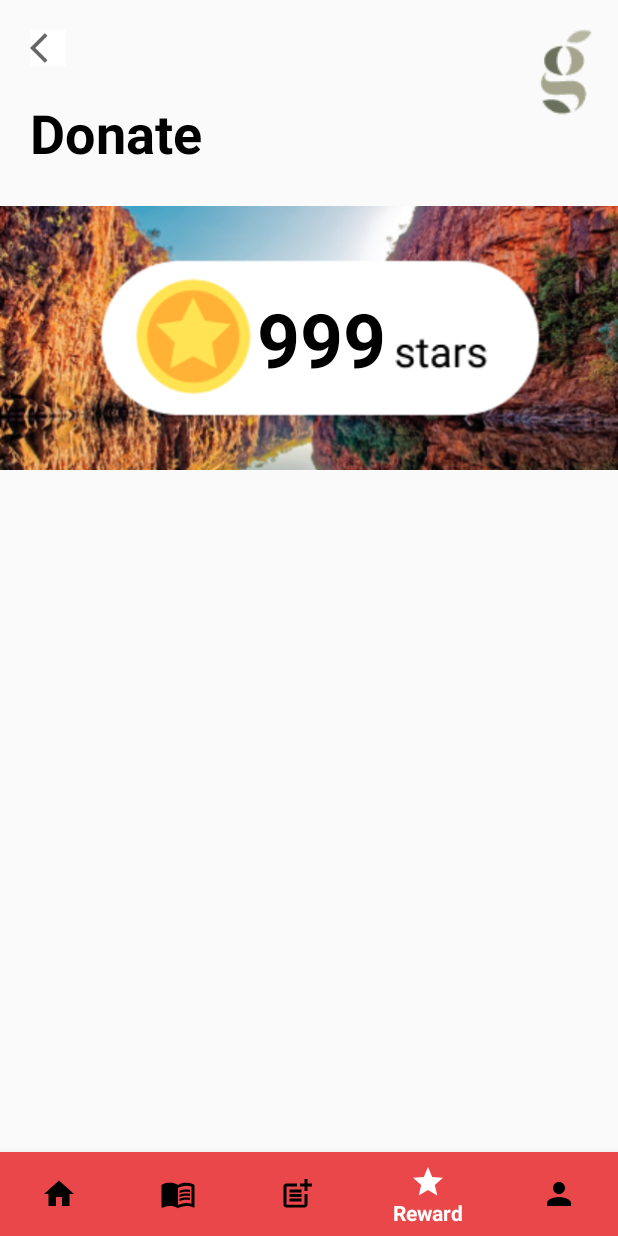
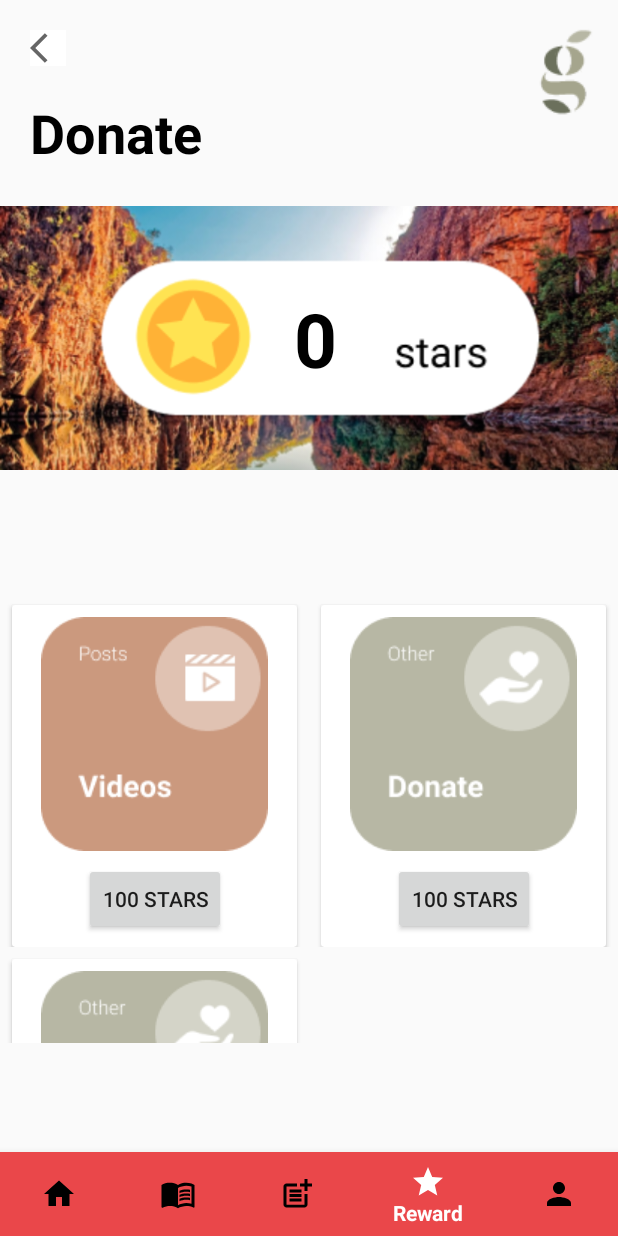
Before and after one commit to johnnyqian99/INFS3605_Group_Assignment, an Android app: the RewardActivity screen opened directly, with no data from a screen before it, on a phone screen of 412 x 824 dp. Run offline under Robolectric (Android 15) with nearby library versions, the phone set to English and light mode, and no system bars; our stand-ins replace Firebase (no records; nobody signed in at launch, a user with empty details on screens opened directly).

Commit message:
Point System

```diff
--- a/app/src/main/java/com/example/infs3605_group_assignment/MainActivity.java
+++ b/app/src/main/java/com/example/infs3605_group_assignment/MainActivity.java
@@ -8,16 +8,25 @@ import android.os.Bundle;
 import android.view.MenuItem;
 import android.view.View;
 import android.widget.ImageButton;
+import android.widget.TextView;
 
 import com.example.infs3605_group_assignment.Image.MyImages;
 import com.example.infs3605_group_assignment.News.NewsActivity;
 import com.example.infs3605_group_assignment.Text.MyTexts;
 import com.example.infs3605_group_assignment.Video.MyVideos;
 import com.google.android.material.bottomnavigation.BottomNavigationView;
+import com.google.firebase.auth.FirebaseAuth;
+import com.google.firebase.auth.FirebaseUser;
+import com.google.firebase.database.DataSnapshot;
+import com.google.firebase.database.DatabaseError;
+import com.google.firebase.database.DatabaseReference;
+import com.google.firebase.database.FirebaseDatabase;
+import com.google.firebase.database.ValueEventListener;
 
 public class MainActivity extends AppCompatActivity {
 
     // Declare variables
+    private TextView mWelcome;
     private ImageButton mProfile;
     private ImageButton mOpinion;
     private ImageButton mPhoto;
@@ -35,6 +44,7 @@ public class MainActivity extends AppCompatActivity {
         getSupportActionBar().hide();
 
         // Assign variables
+        mWelcome = findViewById(R.id.main_title);
         mProfile = findViewById(R.id.btn_profile);
         mOpinion = findViewById(R.id.btn_opinion);
         mPhoto = findViewById(R.id.btn_photos);
@@ -42,6 +52,32 @@ public class MainActivity extends AppCompatActivity {
         mNews = findViewById(R.id.btn_news);
         mDonate = findViewById(R.id.btn_donate);
         bottomNavigationView = findViewById(R.id.bottom_navigation);
+
+        // Set up the profile Token
+        FirebaseDatabase database = FirebaseDatabase.getInstance();
+        DatabaseReference myProfRef = database.getReference(FirebaseAuth.getInstance().getUid()).child("Name");
+        DatabaseReference myStarRef = database.getReference(FirebaseAuth.getInstance().getUid()).child("stars");
+
+        FirebaseAuth auth = FirebaseAuth.getInstance();
+        FirebaseUser user = auth.getCurrentUser();
+
+        myProfRef.setValue(user.getDisplayName());
+        mWelcome.setText("Welcome, " + user.getDisplayName());
+
+        // sets the default stars to 0 if the user has just joined
+        myStarRef.addValueEventListener(new ValueEventListener() {
+            @Override
+            public void onDataChange(@NonNull DataSnapshot snapshot) {
+                if (!snapshot.exists()){
+                    myStarRef.setValue(0);
+                }
+            }
+
+            @Override
+            public void onCancelled(@NonNull DatabaseError error) {
+
+            }
+        });
 
         // ***NAVIGATION BAR
 
--- a/app/src/main/java/com/example/infs3605_group_assignment/RewardActivity.java
+++ b/app/src/main/java/com/example/infs3605_group_assignment/RewardActivity.java
@@ -2,17 +2,34 @@ package com.example.infs3605_group_assignment;
 
 import androidx.annotation.NonNull;
 import androidx.appcompat.app.AppCompatActivity;
+import androidx.recyclerview.widget.DefaultItemAnimator;
+import androidx.recyclerview.widget.GridLayoutManager;
+import androidx.recyclerview.widget.LinearLayoutManager;
+import androidx.recyclerview.widget.RecyclerView;
 
 import android.content.Intent;
 import android.os.Bundle;
 import android.view.MenuItem;
+import android.widget.TextView;
 
 import com.example.infs3605_group_assignment.News.NewsActivity;
 import com.google.android.material.bottomnavigation.BottomNavigationView;
+import com.google.firebase.auth.FirebaseAuth;
+import com.google.firebase.database.DataSnapshot;
+import com.google.firebase.database.DatabaseError;
+import com.google.firebase.database.DatabaseReference;
+import com.google.firebase.database.FirebaseDatabase;
+import com.google.firebase.database.ValueEventListener;
 
-public class RewardActivity extends AppCompatActivity {
+import java.util.List;
 
+public class RewardActivity extends AppCompatActivity implements RewardsAdapter.OnNoteListener {
+
+    private TextView mStars;
     private BottomNavigationView bottomNavigationView;
+    private RecyclerView recyclerView;
+    private List<Rewards> rewardsList;
+    private RewardsAdapter adapter;
 
     @Override
     protected void onCreate(Bundle savedInstanceState) {
@@ -23,7 +40,35 @@ public class RewardActivity extends AppCompatActivity {
         getSupportActionBar().hide();
 
         // Assign variables
+        mStars = findViewById(R.id.stars);
         bottomNavigationView = findViewById(R.id.bottom_navigation);
+
+        rewardsList = Rewards.getCategories();
+
+        recyclerView = findViewById(R.id.rewards);
+
+        FirebaseDatabase database = FirebaseDatabase.getInstance();
+        DatabaseReference myRef = database.getReference(FirebaseAuth.getInstance().getUid()).child("stars");
+
+        // logic to see if points exist and need to be shown
+        myRef.addValueEventListener(new ValueEventListener() {
+            @Override
+            public void onDataChange(@NonNull DataSnapshot snapshot) {
+                if(snapshot.exists()) {
+                    int total = Integer.parseInt(snapshot.getValue().toString());
+                    mStars.setText(String.format("%d", total));
+                } else {
+                    mStars.setText("0");
+                }
+            }
+
+            @Override
+            public void onCancelled(@NonNull DatabaseError error) {
+
+            }
+        });
+
+        setAdapter();
 
         // ***NAVIGATION BAR
 
@@ -58,7 +103,24 @@ public class RewardActivity extends AppCompatActivity {
                 return false;
             }
         });
-
         // NAVIGATION BAR***
     }
+
+    private void setAdapter() {
+        adapter = new RewardsAdapter(rewardsList, this);
+        //RecyclerView.LayoutManager layoutManager = new LinearLayoutManager(getApplicationContext());
+        GridLayoutManager gridLayoutManager = new GridLayoutManager(this,2,GridLayoutManager.VERTICAL,false);
+        recyclerView.setLayoutManager(gridLayoutManager);
+        recyclerView.setItemAnimator(new DefaultItemAnimator());
+        recyclerView.setAdapter(adapter);
+    }
+
+    @Override
+    public void onNoteClick(int position) {
+        rewardsList.get(position);
+//        Intent intent = new Intent(HomePageActivity.this, ModeSelectActivity.class);
+//        intent.putExtra("Category",categoryList.get(position).getCategory());
+//        intent.putExtra("Description", categoryList.get(position).getDescription());
+//        startActivity(intent);
+    }
 }
--- /dev/null
+++ b/app/src/main/java/com/example/infs3605_group_assignment/Rewards.java
@@ -0,0 +1,33 @@
+package com.example.infs3605_group_assignment;
+
+import java.util.ArrayList;
+import java.util.List;
+
+public class Rewards {
+    private int cost;
+    private int img;
+
+    public Rewards(int cost, int img){
+        this.cost = cost;
+        this.img = img;
+    }
+
+    public int getImg() {
+        return img;
+    }
+
+    public int getCost() {
+        return cost;
+    }
+
+    public static List<Rewards> getCategories() {
+        List<Rewards> rewards = new ArrayList<Rewards>();
+
+        rewards.add(new Rewards(100, R.drawable.vids));
+        rewards.add(new Rewards(100, R.drawable.donate));
+        rewards.add(new Rewards(100, R.drawable.donate));
+
+        return rewards;
+    }
+
+}
--- /dev/null
+++ b/app/src/main/java/com/example/infs3605_group_assignment/RewardsAdapter.java
@@ -0,0 +1,126 @@
+package com.example.infs3605_group_assignment;
+
+import android.content.Context;
+import android.view.LayoutInflater;
+import android.view.View;
+import android.view.ViewGroup;
+import android.widget.Button;
+import android.widget.Filter;
+import android.widget.Filterable;
+import android.widget.ImageView;
+import android.widget.TextView;
+
+import androidx.annotation.NonNull;
+import androidx.recyclerview.widget.RecyclerView;
+
+import com.google.firebase.auth.FirebaseAuth;
+import com.google.firebase.auth.FirebaseUser;
+import com.google.firebase.database.DataSnapshot;
+import com.google.firebase.database.DatabaseError;
+import com.google.firebase.database.DatabaseReference;
+import com.google.firebase.database.FirebaseDatabase;
+import com.google.firebase.database.ValueEventListener;
+
+import java.text.NumberFormat;
+import java.util.ArrayList;
+import java.util.List;
+
+public class RewardsAdapter extends RecyclerView.Adapter<RewardsAdapter.MyViewHolder> implements Filterable {
+    private List<Rewards> categoryList;
+    private List<Rewards> categoryListFull;
+    long stars;
+
+    private OnNoteListener mOnNoteListener;
+
+    public RewardsAdapter(List<Rewards> categoryList, OnNoteListener onNoteListener) {
+        this.categoryList = categoryList;
+        this.mOnNoteListener = onNoteListener;
+        categoryListFull = new ArrayList<>(categoryList);
+    }
+
+    @Override
+    public Filter getFilter() {
+        return null;
+    }
+
+    public class MyViewHolder extends RecyclerView.ViewHolder implements View.OnClickListener {
+        private Button title;
+        private ImageView img;
+
+        OnNoteListener onNoteListener;
+
+        public MyViewHolder(final View view, OnNoteListener onNoteListener) {
+            super(view);
+            title = view.findViewById(R.id.stars_cost);
+            img = view.findViewById(R.id.charity);
+
+            this.onNoteListener = onNoteListener;
+
+            itemView.setOnClickListener(this);
+        }
+
+        @Override
+        public void onClick(View v) {
+            onNoteListener.onNoteClick(getAdapterPosition());
+        }
+    }
+
+    @NonNull
+    @Override
+    public RewardsAdapter.MyViewHolder onCreateViewHolder(@NonNull ViewGroup parent, int viewType) {
+        View itemView = LayoutInflater.from(parent.getContext()).inflate(R.layout.custom_grid_layout, parent, false);
+        return new MyViewHolder(itemView, mOnNoteListener);
+    }
+
+    @Override
+    public void onBindViewHolder(@NonNull RewardsAdapter.MyViewHolder holder, int position) {
+        String titleName = String.format("%d stars", categoryList.get(position).getCost());
+
+        NumberFormat nf = NumberFormat.getNumberInstance();
+        nf.setGroupingUsed(true);
+
+        holder.title.setText(titleName);
+        holder.img.setImageResource(categoryList.get(position).getImg());
+
+        FirebaseDatabase database = FirebaseDatabase.getInstance();
+        DatabaseReference myProfRef = database.getReference(FirebaseAuth.getInstance().getUid()).child("Name");
+        DatabaseReference myStarRef = database.getReference(FirebaseAuth.getInstance().getUid()).child("stars");
+
+        FirebaseAuth auth = FirebaseAuth.getInstance();
+        FirebaseUser user = auth.getCurrentUser();
+
+        holder.title.setOnClickListener(new View.OnClickListener() {
+            @Override
+            public void onClick(View v) {
+                int cost = categoryList.get(position).getCost();
+
+                myStarRef.addValueEventListener(new ValueEventListener() {
+                    @Override
+                    public void onDataChange(@NonNull DataSnapshot snapshot) {
+                        stars = (long) snapshot.getValue();
+                    }
+
+                    @Override
+                    public void onCancelled(@NonNull DatabaseError error) {
+
+                    }
+                });
+
+                if(stars>cost){
+                    myStarRef.getRef().setValue(stars - cost);
+                } else {
+//                    myStarRef.getRef().setValue(999);
+                }
+            }
+        });
+    }
+
+    @Override
+    public int getItemCount() {
+        return categoryList.size();
+    }
+
+    public interface OnNoteListener {
+        void onNoteClick(int position);
+    }
+}
--- a/app/src/main/res/layout/activity_reward.xml
+++ b/app/src/main/res/layout/activity_reward.xml
@@ -56,12 +56,14 @@
         app:menu="@menu/menu_nav" />
 
     <androidx.recyclerview.widget.RecyclerView
+        android:id="@+id/rewards"
         android:layout_width="match_parent"
-        android:layout_height="0dp"
-        android:layout_marginTop="16dp"
-        app:layout_constraintBottom_toBottomOf="@+id/bottom_navigation"
-        app:layout_constraintTop_toBottomOf="@+id/imageView3"
-        tools:layout_editor_absoluteX="203dp" />
+        android:layout_height="300dp"
+        android:layout_marginTop="8dp"
+        app:layout_constraintBottom_toTopOf="@+id/bottom_navigation"
+        app:layout_constraintEnd_toEndOf="parent"
+        app:layout_constraintStart_toStartOf="parent"
+        app:layout_constraintTop_toBottomOf="@+id/imageView3" />
 
     <ImageView
         android:id="@+id/imageView3"
@@ -77,8 +79,8 @@
         android:id="@+id/stars"
         android:layout_width="wrap_content"
         android:layout_height="wrap_content"
-        android:layout_marginStart="16dp"
-        android:layout_marginLeft="16dp"
+        android:layout_marginStart="8dp"
+        android:layout_marginLeft="8dp"
         android:text="999"
         android:textColor="#000000"
         android:textSize="50sp"
--- /dev/null
+++ b/app/src/main/res/layout/custom_grid_layout.xml
@@ -0,0 +1,53 @@
+<?xml version="1.0" encoding="utf-8"?>
+<androidx.constraintlayout.widget.ConstraintLayout xmlns:android="http://schemas.android.com/apk/res/android"
+    xmlns:app="http://schemas.android.com/apk/res-auto"
+    xmlns:tools="http://schemas.android.com/tools"
+    android:layout_width="match_parent"
+    android:layout_height="wrap_content">
+
+    <androidx.cardview.widget.CardView
+        android:id="@+id/cardView"
+        android:layout_width="0dp"
+        android:layout_height="wrap_content"
+        android:layout_marginStart="8dp"
+        android:layout_marginLeft="8dp"
+        android:layout_marginTop="8dp"
+        android:layout_marginEnd="8dp"
+        android:layout_marginRight="8dp"
+        app:layout_constraintEnd_toEndOf="parent"
+        app:layout_constraintStart_toStartOf="parent"
+        app:layout_constraintTop_toTopOf="parent">
+
+        <androidx.constraintlayout.widget.ConstraintLayout
+            android:layout_width="match_parent"
+            android:layout_height="match_parent">
+
+            <ImageView
+                android:id="@+id/charity"
+                android:layout_width="wrap_content"
+                android:layout_height="wrap_content"
+                android:layout_marginStart="8dp"
+                android:layout_marginLeft="8dp"
+                android:layout_marginTop="8dp"
+                android:layout_marginEnd="8dp"
+                android:layout_marginRight="8dp"
+                app:layout_constraintEnd_toEndOf="parent"
+                app:layout_constraintStart_toStartOf="parent"
+                app:layout_constraintTop_toTopOf="parent"
+                tools:srcCompat="@tools:sample/avatars" />
+
+            <Button
+                android:id="@+id/stars_cost"
+                android:layout_width="wrap_content"
+                android:layout_height="wrap_content"
+                android:layout_marginTop="8dp"
+                android:layout_marginBottom="8dp"
+                android:text="10 stars"
+                app:layout_constraintBottom_toBottomOf="parent"
+                app:layout_constraintEnd_toEndOf="parent"
+                app:layout_constraintStart_toStartOf="parent"
+                app:layout_constraintTop_toBottomOf="@+id/charity" />
+        </androidx.constraintlayout.widget.ConstraintLayout>
+    </androidx.cardview.widget.CardView>
+
+</androidx.constraintlayout.widget.ConstraintLayout>
```
